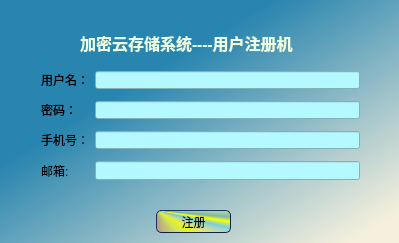
Qt form CloudSysRegister_Client_Qt/mainwindow.ui (songzhj/CloudSys) before a commit.
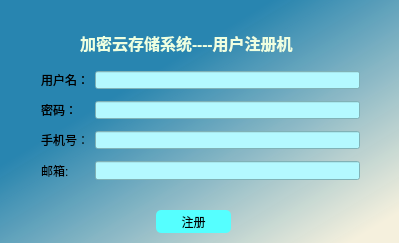
The same form after that commit.

Diff of the .ui file:
```diff
--- a/CloudSysRegister_Client_Qt/mainwindow.ui
+++ b/CloudSysRegister_Client_Qt/mainwindow.ui
@@ -169,8 +169,9 @@
      </rect>
     </property>
     <property name="styleSheet">
-     <string notr="true">QPushButton{ border-style: outset;border-width: 1px;border-radius: 5px;border-color: #11223F;padding: 1px;
-background-color: qconicalgradient(cx:0, cy:0, angle:135, stop:0 rgba(255, 128, 0, 69), stop:0.375 rgba(255, 42, 0, 69), stop:0.423533 rgba(251, 255, 0, 145), stop:0.45 rgba(247, 255, 0, 208), stop:0.477581 rgba(255, 244, 71, 130), stop:0.518717 rgba(71, 205, 255, 130), stop:0.55 rgba(255, 255, 0, 255), stop:0.57754 rgba(74, 170, 140, 130), stop:0.625 rgba(255, 255, 0, 69), stop:1 rgba(0, 164, 255, 69));}
+     <string notr="true">QPushButton{ border-width: 1px;border-radius: 5px;border-color: #11223F;padding: 1px;
+background-color: rgb(85, 255, 255);
+}
 
 QPushButton::hover{
 	background-color: qconicalgradient(cx:0.5, cy:0.5, angle:0, stop:0 rgba(45, 60, 12, 255), stop:0.16 rgba(136, 106, 22, 255), stop:0.225 rgba(166, 140, 41, 255), stop:0.285 rgba(204, 181, 74, 255), stop:0.345 rgba(235, 219, 102, 255), stop:0.415 rgba(245, 236, 112, 255), stop:0.52 rgba(209, 190, 76, 255), stop:0.57 rgba(187, 156, 51, 255), stop:0.635 rgba(168, 142, 42, 255), stop:0.695 rgba(202, 174, 68, 255), stop:0.75 rgba(218, 202, 86, 255), stop:0.815 rgba(208, 187, 73, 255), stop:0.88 rgba(187, 156, 51, 255), stop:0.935 rgba(137, 108, 26, 255), stop:1 rgba(35, 40, 3, 255));}</string>
```
Left out of the diff: 5 changed lines with no effect on the pictures.
